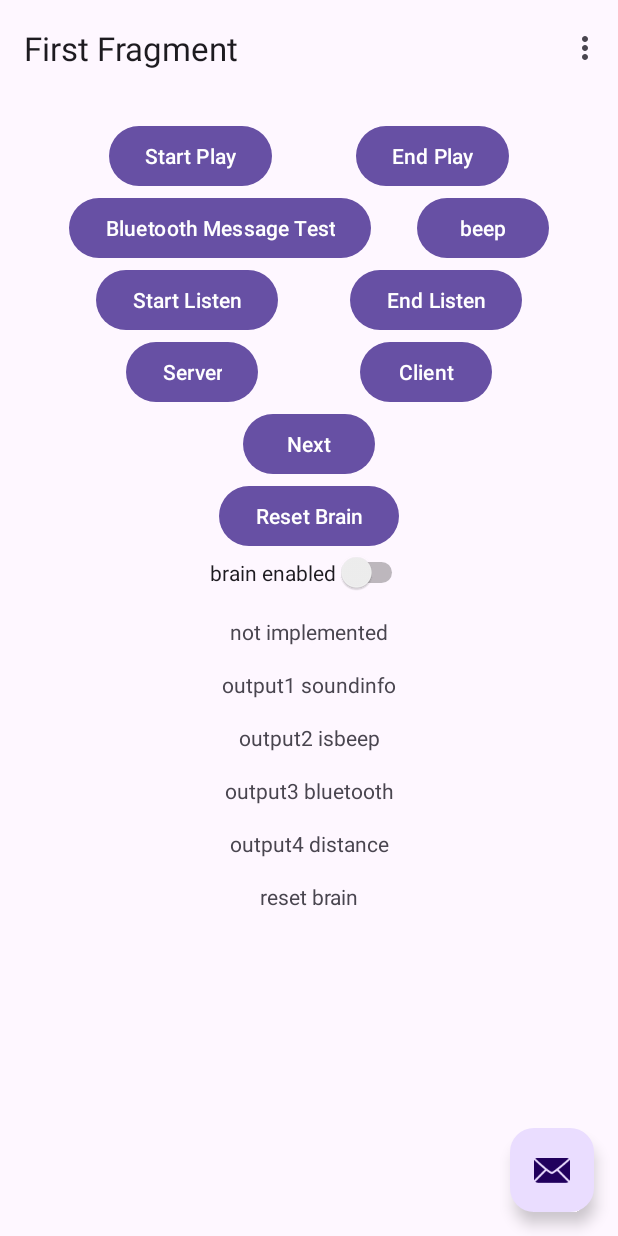
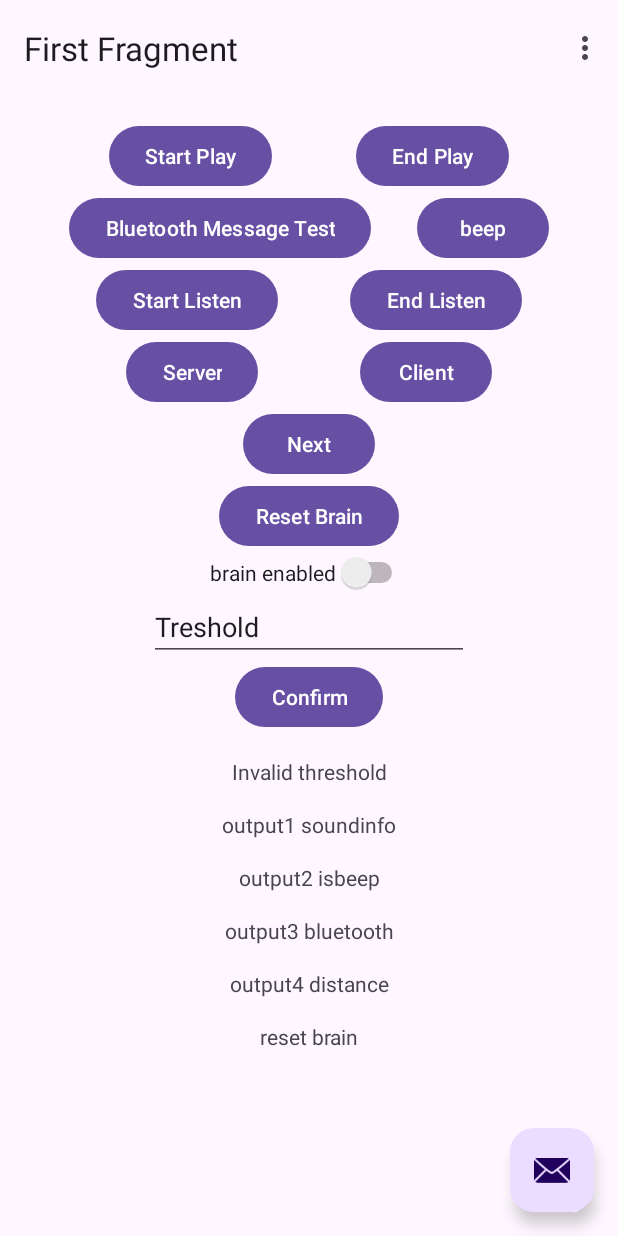
Before and after one commit to a7543/Ranging, an Android app: the screen it shows after launch (MainActivity), in the options menu, after a tap on "Settings", on a phone screen of 412 x 824 dp. Run offline under Robolectric (Android 15) with nearby library versions, the phone set to English and light mode, and no system bars; our stand-ins replace navigation-ui.

Commit message:
Make threshold editable

```diff
--- a/app/src/main/java/com/scscscc/ranging/FirstFragment.java
+++ b/app/src/main/java/com/scscscc/ranging/FirstFragment.java
@@ -3,6 +3,7 @@ package com.scscscc.ranging;
 import android.os.Bundle;
 import android.os.Handler;
 import android.os.Message;
+import android.text.Editable;
 import android.view.LayoutInflater;
 import android.view.View;
 import android.view.ViewGroup;
@@ -11,6 +12,7 @@ import androidx.annotation.NonNull;
 import androidx.fragment.app.Fragment;
 import androidx.navigation.fragment.NavHostFragment;
 
+import com.google.android.material.internal.TextWatcherAdapter;
 import com.scscscc.ranging.databinding.FragmentFirstBinding;
 
 public class FirstFragment extends Fragment {
@@ -86,6 +88,15 @@ public class FirstFragment extends Fragment {
             TheBrain.enable = isChecked;
         });
         binding.buttonReset.setOnClickListener(view14 -> TheBrain.reset());
+        binding.buttonConfirm.setOnClickListener(view1 -> {
+            String thresholdText = binding.editTextText.getText().toString();
+            try {
+                TheBrain.simThreshold = Double.parseDouble(thresholdText);
+                binding.textviewOut0.setText("Settings updated");
+            } catch (NumberFormatException e) {
+                binding.textviewOut0.setText("Invalid threshold");
+            }
+        });
     }
 
     @Override
--- a/app/src/main/java/com/scscscc/ranging/SignalDetector.java
+++ b/app/src/main/java/com/scscscc/ranging/SignalDetector.java
@@ -40,7 +40,7 @@ public class SignalDetector {
         double L2_S = calculateL2Norm(data, N, N + TheBrain.W0);
         double L2_N = calculateL2Norm(data, N - TheBrain.W0, N);
 
-        if (nwi.similarity[0] > 5 && nwi.similarity[1] > 5 && nwi.similarity[2] > 4)
+        if (nwi.similarity[0] > TheBrain.simThreshold)
             return new SignalInfo(0, L2_S / L2_N, nwi.maxIndex, nwi.similarity);
         else
             return new SignalInfo(-2, L2_S / L2_N, nwi.maxIndex, nwi.similarity);
--- a/app/src/main/java/com/scscscc/ranging/TheBrain.java
+++ b/app/src/main/java/com/scscscc/ranging/TheBrain.java
@@ -9,15 +9,15 @@ import java.util.Locale;
 
 public class TheBrain {
 
-    public static int DATA_A0 = 0;
-    public static int DATA_DELTA_A = 1;
-    public static int DATA_DELTA_B = 2;
-    public static int DATA_A1 = 3;
-    public static int DATA_A3 = 4;
-    public static int DATA_B1 = 5;
-    public static int DATA_B3 = 6;
-    public static int DATA_DELTA = 9;
-    public static int DATA_LISTEN = 10;
+    public static final int DATA_A0 = 0;
+    public static final int DATA_DELTA_A = 1;
+    public static final int DATA_DELTA_B = 2;
+    public static final int DATA_A1 = 3;
+    public static final int DATA_A3 = 4;
+    public static final int DATA_B1 = 5;
+    public static final int DATA_B3 = 6;
+    public static final int DATA_DELTA = 9;
+    public static final int DATA_LISTEN = 10;
 
     public static final int MYCONF_SAMPLERATE = 44100;
     public static final int MYCONF_CHIPFREQ1 = 19000;
@@ -33,6 +33,7 @@ public class TheBrain {
     private static long startTime;
 
     public static boolean enable = false;
+    public static double simThreshold = 5;
 
     private static void genChirp(int warmTimeInMillis, float warmFreq, int waitTimeInMillis, int chirpTimeInMillis, float freq1, float freq2) {
         int warmSampleNum = warmTimeInMillis * MYCONF_SAMPLERATE / 1000;
--- a/app/src/main/res/layout/fragment_first.xml
+++ b/app/src/main/res/layout/fragment_first.xml
@@ -116,10 +116,32 @@
             android:layout_width="wrap_content"
             android:layout_height="wrap_content"
             android:text="brain enabled"
+            app:layout_constraintBottom_toTopOf="@id/editTextText"
+            app:layout_constraintEnd_toEndOf="parent"
+            app:layout_constraintStart_toStartOf="parent"
+            app:layout_constraintTop_toBottomOf="@id/button_reset" />
+
+        <EditText
+            android:id="@+id/editTextText"
+            android:layout_width="wrap_content"
+            android:layout_height="wrap_content"
+            android:ems="10"
+            android:inputType="text"
+            android:text="Treshold"
+            app:layout_constraintBottom_toTopOf="@id/button_confirm"
+            app:layout_constraintEnd_toEndOf="parent"
+            app:layout_constraintStart_toStartOf="parent"
+            app:layout_constraintTop_toBottomOf="@id/switch1" />
+
+        <Button
+            android:id="@+id/button_confirm"
+            android:layout_width="wrap_content"
+            android:layout_height="wrap_content"
+            android:text="Confirm"
             app:layout_constraintBottom_toTopOf="@id/textview_out0"
             app:layout_constraintEnd_toEndOf="parent"
             app:layout_constraintStart_toStartOf="parent"
-            app:layout_constraintTop_toBottomOf="@id/button_reset" />
+            app:layout_constraintTop_toBottomOf="@id/editTextText" />
 
         <TextView
             android:id="@+id/textview_out0"
@@ -130,7 +152,7 @@
             app:layout_constraintBottom_toTopOf="@id/textview_out1"
             app:layout_constraintEnd_toEndOf="parent"
             app:layout_constraintStart_toStartOf="parent"
-            app:layout_constraintTop_toBottomOf="@id/switch1" />
+            app:layout_constraintTop_toBottomOf="@id/button_confirm" />
 
         <TextView
             android:id="@+id/textview_out1"
```
